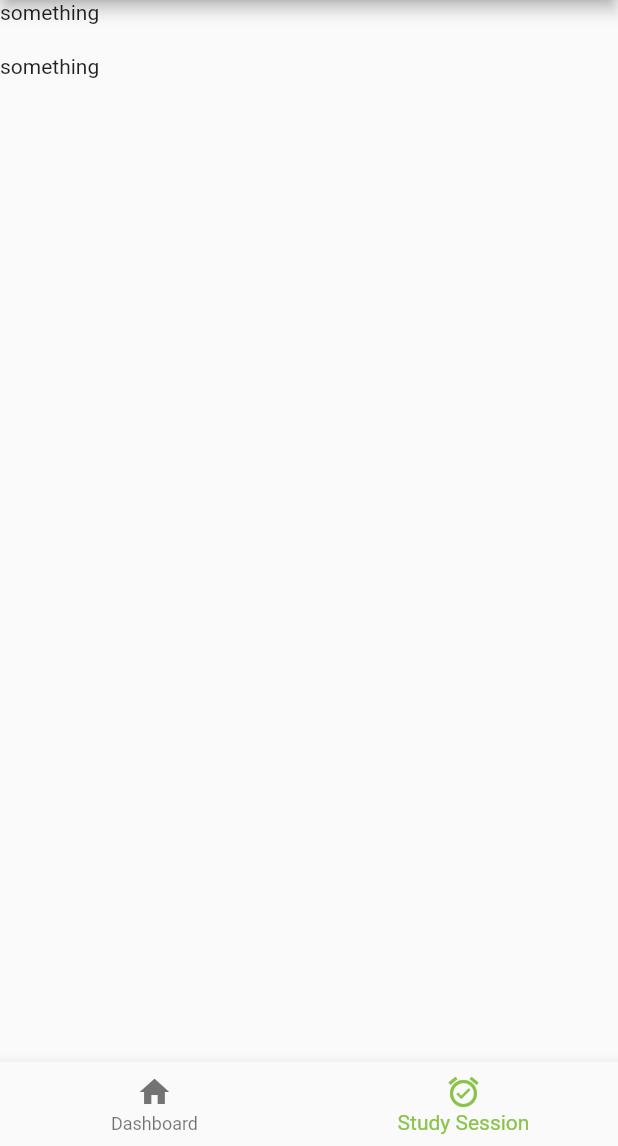
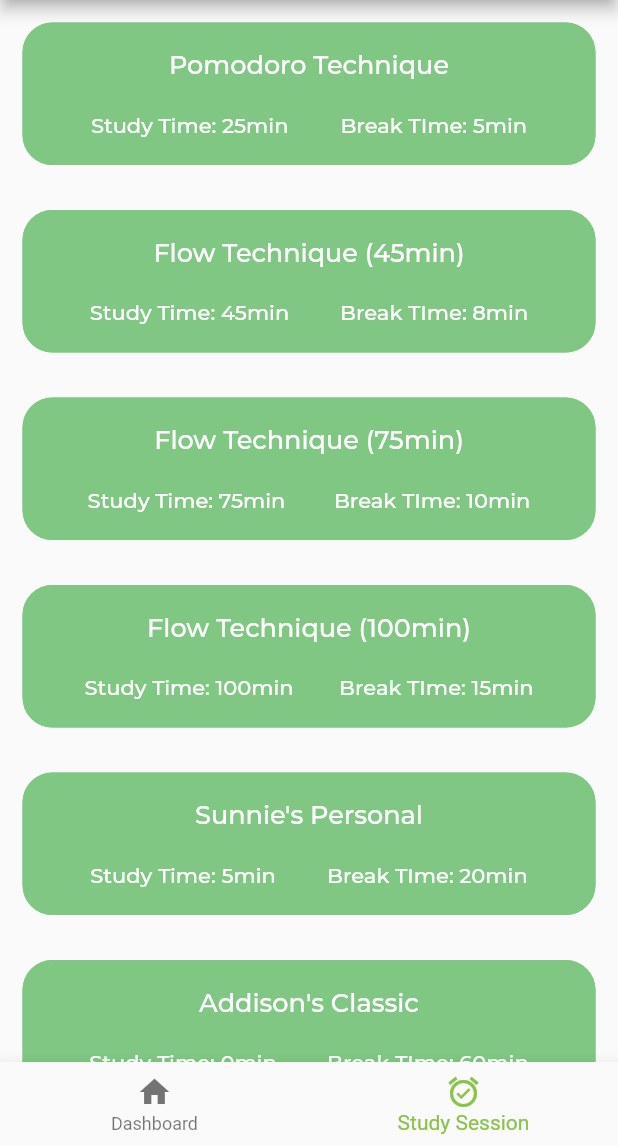
Before and after one commit to aia7k7k/FocusTree7172, a Flutter app: the StudyCreate screen opened by its route, after a tap on the "arrow back" icon, on a phone screen of 412 x 824 dp, the part 90-1236 px from its top. Run offline on Flutter 3.47's test engine with Material 2 defaults, Android fonts, the phone set to English and light mode, and no system bars; our stand-ins replace auto_size_text, cloud_firestore, firebase_analytics, firebase_auth, flutter_svg, font_awesome_flutter and 2 more; missing offline and left inert: flutter_circular_slider; accounts and stored records are empty; project files that could hold a hidden picture were left out.

Commit message:
added something

```diff
--- a/lib/main.dart
+++ b/lib/main.dart
@@ -1,6 +1,7 @@
 import 'package:firebase_auth/firebase_auth.dart';
 import 'package:flutter/material.dart';
 import 'package:focusTree2/screens/mainScreens/study.dart';
+import 'package:focusTree2/screens/mainScreens/study2.dart';
 import 'package:focusTree2/screens/mainScreens/studyCreate.dart';
 import 'package:provider/provider.dart';
 import 'screens/screens.dart';
@@ -37,7 +38,8 @@ class MyApp extends StatelessWidget {
           '/onBoarding3': (context) => OnBoarding3(),
           '/dashBoard' : (context) => DashBoardScreen(),
           '/studySession': (context) => StudySession(),
-          '/studyCreate': (context) => StudyCreate()
+          '/studyCreate': (context) => StudyCreate(),
+          '/study2' : (context) => StudySession2()
         }
       )
     );
--- a/lib/screens/WelcomeFlow/landing.dart
+++ b/lib/screens/WelcomeFlow/landing.dart
@@ -36,6 +36,7 @@ class LandingScreenState extends State<LandingScreen> {
 
     if (!_seen) { //have not seen onboarding
       prefs.setBool('seenFirst', true);
+      prefs.setBool('havePreset', false);
       Navigator.pushReplacementNamed(context, '/onBoarding1');
     }
 
--- a/lib/screens/mainScreens/dashboard.dart
+++ b/lib/screens/mainScreens/dashboard.dart
@@ -46,7 +46,7 @@ class DashBoardScreen extends StatelessWidget {
             case 0:
             break;
             case 1:
-              Navigator.pushReplacementNamed(context, '/studySession');
+              Navigator.pushReplacementNamed(context, '/study2');
             break;
           }
         },
--- a/lib/screens/mainScreens/study.dart
+++ b/lib/screens/mainScreens/study.dart
@@ -16,20 +16,18 @@ class StudySessionState extends State<StudySession> {
   List<String> sTime = [];
   List<String> bTime = [];
   List<String> presetName = [];
-  bool havePreset = false;
+  bool _noPreset = false;
 
   Future getPresets() async {
 
     try{
       SharedPreferences pref = await SharedPreferences.getInstance();
-      sTime = pref.getStringList('sTime');
-      bTime = pref.getStringList('bTime');
-      presetName = pref.getStringList('presetList');
-      havePreset = pref.getBool('havePreset');
+      bool _have = pref.getBool('havePreset');
 
-      if(havePreset==null){
-        havePreset=false;
+      if(_have!=true){
+        _noPreset = true;
       }
+
     }
     catch(e){
 
@@ -38,6 +36,7 @@ class StudySessionState extends State<StudySession> {
 
   Widget build(BuildContext context){
     getPresets();
+    debugPrint(_noPreset.toString());
     return new Scaffold(
       body: Column(
         children: [
@@ -92,7 +91,7 @@ class StudySessionState extends State<StudySession> {
   }
   Widget checkShowPreset() {
 
-    if(havePreset==false){
+    if(_noPreset!=false){
       return Container(
         child: Text('something')
       );
--- /dev/null
+++ b/lib/screens/mainScreens/study2.dart
@@ -0,0 +1,209 @@
+import 'package:firebase_auth/firebase_auth.dart';
+import 'package:flutter/material.dart';
+import 'package:google_sign_in/google_sign_in.dart';
+import '../../servers/services.dart';
+import 'package:shared_preferences/shared_preferences.dart';
+
+
+class StudySession2 extends StatefulWidget{
+  createState() => StudySession2State();
+}
+
+class StudySession2State extends State<StudySession2> {
+
+  final FirebaseAuth auth = FirebaseAuth.instance;
+  Future<bool> _haveP;
+  String presetName = '';
+  int presetSTime = 0;
+  int presetBTime = 0;
+
+  Future<bool> havePreset() async{
+    SharedPreferences pref = await SharedPreferences.getInstance();
+    bool _havePreset = pref.getBool('havePreset');
+    return _havePreset;
+  }
+
+  Widget build(BuildContext context){
+    _haveP = havePreset();
+    return new Scaffold(
+      body: Container(
+        child: CustomScrollView(
+          slivers: <Widget>[
+            SliverList(
+              delegate: SliverChildListDelegate([
+                betterTest("Pomodoro Technique",25,5),
+                betterTest("Flow Technique (45min)",45,8),
+                betterTest("Flow Technique (75min)",75,10),
+                betterTest("Flow Technique (100min)",100,15),
+                betterTest("Sunnie's Personal",5,20),
+                betterTest("Addison's Classic",0,60),
+              ])
+            )
+          ]
+        )
+      ),
+      appBar: AppBar(
+        title: const Text(
+          "Study Session",
+          style: TextStyle(
+            fontFamily: 'Montserrat',
+            color: Colors.lightGreen,
+            fontSize: 25
+          ),
+        ),
+        backgroundColor: Colors.white,
+        toolbarHeight: 60,
+        actions: [
+          IconButton(icon: Icon(Icons.add), onPressed: () {
+            Navigator.pushReplacementNamed(context, '/studyCreate');
+          },
+          color: Colors.lightGreen,)
+        ],
+      ),
+
+      bottomNavigationBar: BottomNavigationBar(items:
+        [
+          BottomNavigationBarItem(
+            icon: Icon(Icons.home),
+            title: Text('Dashboard')
+          ),
+          BottomNavigationBarItem(
+            icon: Icon(Icons.alarm_on),
+            title: Text('Study Session')
+          )
+        ].toList(),
+        fixedColor: Colors.lightGreen,
+        currentIndex: 1,
+        onTap: (int idx) {
+          switch(idx){
+            case 0:
+              Navigator.pushReplacementNamed(context, '/dashBoard');
+            break;
+            case 1:
+            break;
+          }
+        },
+      ),
+    );
+  }
+  /*Widget checkShowPreset() {
+
+    if(_noPreset!=false){
+      return Container(
+        child: Text('something')
+      );
+    }
+    else {
+      return Container(
+        child: ListView.builder(
+          padding: EdgeInsets.all(8),
+          itemCount: sTime.length,
+          itemBuilder: (BuildContext context, int index){
+            return Container(
+              height: 50,
+              color: Colors.green,
+              child: Center(
+                child: Text("something")
+              )
+            );
+          }
+        )
+      );
+    }
+  }*/
+
+  Widget returnSomething() {
+    presetName = "TestPreset1";
+    presetSTime = 60;
+    presetBTime = 20;
+
+    return Container(
+      height: 100,
+      child: GestureDetector(
+        child: Container(
+          child: Column(
+            children: [
+              Text("test"),
+              SizedBox(height:5),
+              Row(
+                mainAxisAlignment: MainAxisAlignment.spaceAround,
+                children: [
+                  Text("Studying Time"+presetSTime.toString()),
+                  Text("Break Time"+presetBTime.toString())
+                ],
+              )
+            ],
+          )
+        )
+      )
+    );
+  }
+
+  Widget testWidget(){
+
+    return Container(
+      child: Text("test")
+    );
+  }
+
+  Widget betterTest(String name, int s, int b){
+    presetSTime = s;
+    presetBTime = b;
+
+    return Container(
+      padding: EdgeInsets.all(15),
+      height:125,
+      child: GestureDetector(
+        child: Material(
+          color: Colors.green[300],
+          shape: RoundedRectangleBorder(
+            side: BorderSide(
+              color: Colors.green[300],
+              width:3,
+              style: BorderStyle.solid
+            ),
+            borderRadius: BorderRadius.circular(20.0)
+          ),
+          child: Container(
+            padding: EdgeInsets.all(11),
+            child: Column(
+              mainAxisAlignment: MainAxisAlignment.spaceEvenly,
+              children: [
+                Text(name,
+                  style: TextStyle(
+                    fontFamily: 'Montserrat',
+                    fontWeight: FontWeight.w500,
+                    color: Colors.white,
+                    fontSize: 17
+                  )
+                ),
+                SizedBox(height:5),
+                Row(
+                  mainAxisAlignment: MainAxisAlignment.spaceEvenly,
+                  children: [
+                    Text("Study Time: "+presetSTime.toString()+"min",
+                      style: TextStyle(
+                    fontFamily: 'Montserrat',
+                    fontWeight: FontWeight.w500,
+                    color: Colors.white,
+                    fontSize: 14
+                  )
+                    ),
+                    Text("Break TIme: "+presetBTime.toString()+"min",
+                    style: TextStyle(
+                    fontFamily: 'Montserrat',
+                    fontWeight: FontWeight.w500,
+                    color: Colors.white,
+                    fontSize: 14
+                  ))
+                  ],
+                )
+              ],
+            ),
+          )
+        ),
+      )
+    );
+  }
+
+}
--- a/lib/screens/mainScreens/studyCreate.dart
+++ b/lib/screens/mainScreens/studyCreate.dart
@@ -10,32 +10,11 @@ class StudyCreate extends StatefulWidget {
 
 class StudyCreateState extends State<StudyCreate> {
 
-  List<String> sTimeTemp = [];
-  List<String> bTimeTemp = [];
-  List<String> presetNameTemp = [];
-
   int endTime2, endTime, initTime, initTime2, laps1, endHour, endMin, percentTime;
 
   void initState() {
     super.initState();
     _shuffle();
-  }
-
-  Future savePreset(int sTime, int bTime, String presetName) async {
-
-    SharedPreferences pref = await SharedPreferences.getInstance();
-    sTimeTemp = pref.getStringList('sTime');
-    bTimeTemp = pref.getStringList('bTime');
-    presetNameTemp = pref.getStringList('presetName');
-
-    sTimeTemp.add(sTime.toString());
-    bTimeTemp.add(bTime.toString());
-    presetNameTemp.add(presetName);
-
-    pref.setStringList('sTime', sTimeTemp);
-    pref.setStringList('bTime', bTimeTemp);
-    pref.setStringList('presetName', presetNameTemp);
-
   }
 
   int _generateRandomTime() => Random().nextInt(120);
@@ -80,7 +59,7 @@ class StudyCreateState extends State<StudyCreate> {
       return 'Total Time of Studying: '+ sM.toString()+ 'min';
     }
     else{
-      return 'Total Time of Studying: '+ sH.toString()+'hour'+ ' '+ sM.toString()+ 'min';
+      return 'Total Time Studying: '+ sH.toString()+'hour'+ ' '+ sM.toString()+ 'min';
     }
   }
 
@@ -96,7 +75,11 @@ class StudyCreateState extends State<StudyCreate> {
 
     int studyHour = studyTime~/60;
     int studyMin = studyTime%60;
+    String presetName;
+
+    final GlobalKey<FormState> _formKey = GlobalKey<FormState>();
       return Scaffold(
+        resizeToAvoidBottomPadding: false,
         //backgroundColor: Colors.blue[100],
         body: Container(
           child: Column(
@@ -107,6 +90,41 @@ class StudyCreateState extends State<StudyCreate> {
                   children: [
                     Column(
                       children: [
+                        Container(
+                          padding: EdgeInsets.only(left:80, right: 80.0),
+                          child: Form(
+                            key: _formKey,
+                            child: Column(
+                              children: <Widget>[
+                                Column(
+                                  children: [
+                                    TextFormField(
+                                      validator: (presetName) {
+                                        if(presetName.isEmpty){
+                                          return 'please provide a last name';
+                                        }
+                                      },
+                                      decoration: InputDecoration(
+                                        hintText: 'Ex: Preset 1',
+                                        labelText: 'Preset Name',
+                                        labelStyle: TextStyle(
+                                          color: Colors.grey,
+                                          fontFamily: 'Montserrat',
+                                          fontWeight: FontWeight.bold
+                                        ),
+                                        focusedBorder: UnderlineInputBorder(
+                                          borderSide: BorderSide(color: Colors.green)
+                                        )
+                                      ),
+                                      onSaved: (input) => presetName = input,
+                                    ),
+                                  ]
+                                )
+                              ]
+                            )
+                          )
+                        ),
+                        SizedBox(height:20),
                         Container(
                           margin: EdgeInsets.only(left:30, right: 30),
                           child: SingleCircularSlider(
@@ -144,9 +162,8 @@ class StudyCreateState extends State<StudyCreate> {
                         ],
                       ),
                     ),
-                    SizedBox(height: 40),
+                    SizedBox(height: 20),
                     Container(
-
                       child: FlatButton( //login
                         color: Colors.transparent,
                         shape: RoundedRectangleBorder(side: BorderSide(
@@ -164,8 +181,9 @@ class StudyCreateState extends State<StudyCreate> {
                             color: Colors.green[300]
                           )
                         ),
-                        onPressed: (){
+                        onPressed: ()async{
                           //debugPrint("something");
+                          _formKey.currentState.save();
                         },
                       ),
                     )
@@ -188,7 +206,7 @@ class StudyCreateState extends State<StudyCreate> {
           toolbarHeight: 60,
           actions: [
             IconButton(icon: Icon(Icons.arrow_back), onPressed: () {
-              Navigator.pushReplacementNamed(context, '/studySession');
+              Navigator.pushReplacementNamed(context, '/study2');
             },
             color: Colors.lightGreen,)
           ],
```
